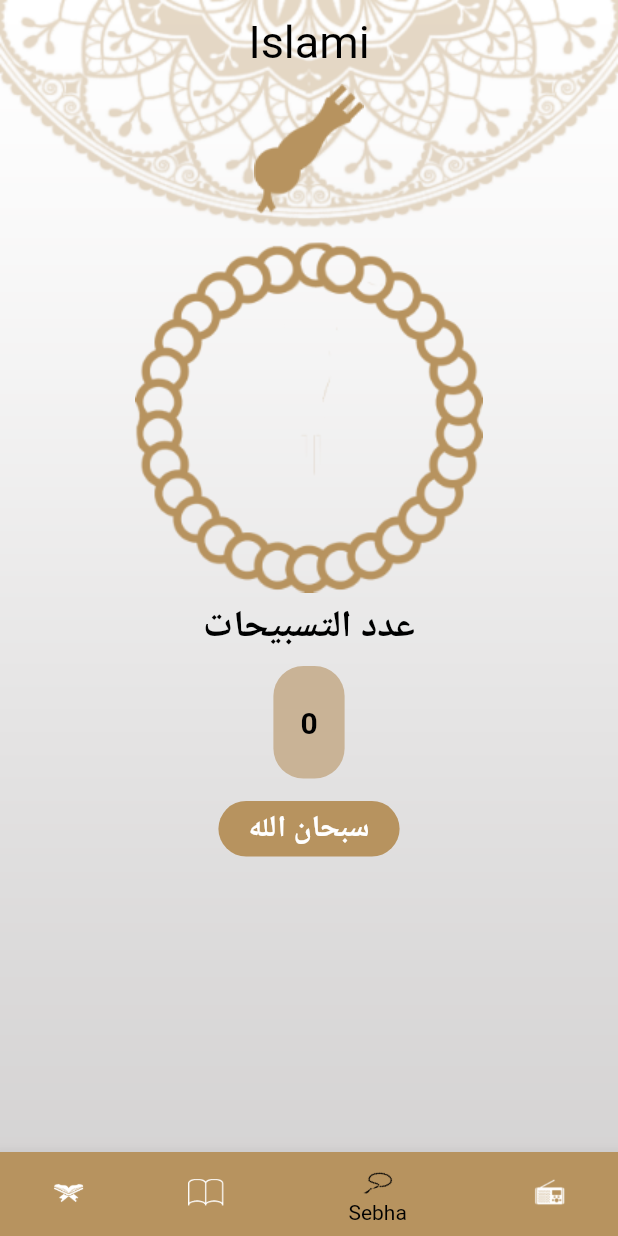
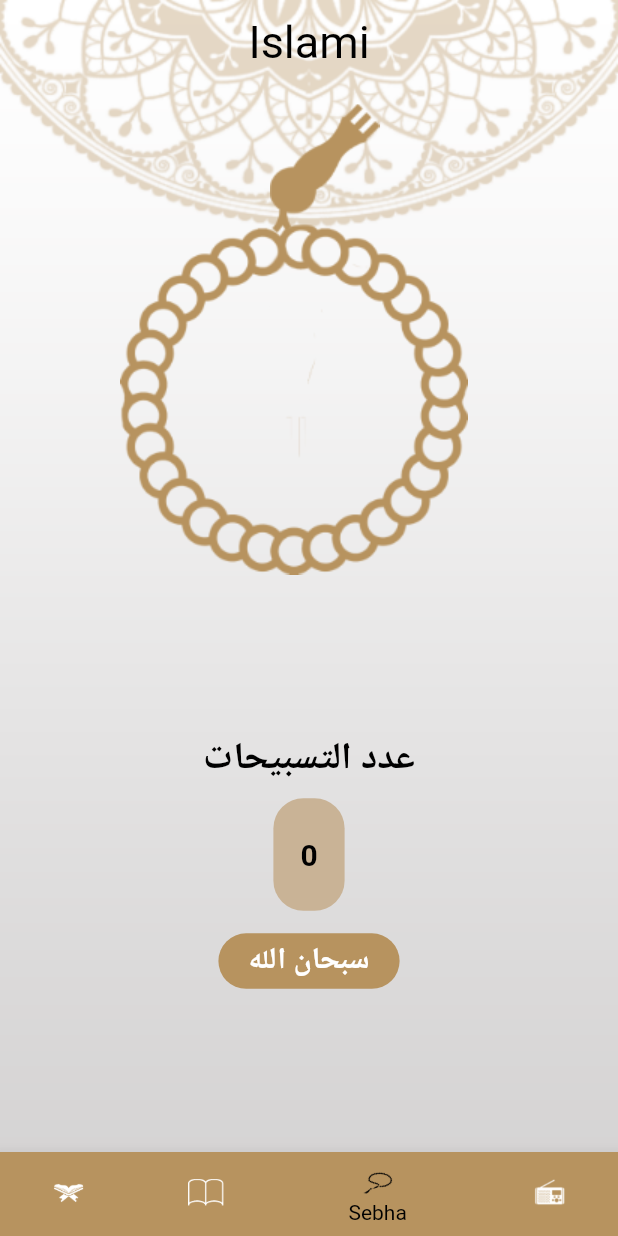
Before and after one commit to mohamednabiltraining/islami-sun-c4, a Flutter app: the screen it shows after launch, item 3 of the bottom bar chosen, on a phone screen of 412 x 824 dp. Run offline on Flutter 3.47's test engine with Material 2 defaults, Android fonts, the phone set to English and light mode, and no system bars; generated files the repository leaves out were written again.

Commit message:
Added feature tasbeh

```diff
--- a/lib/home/hadeth/HadtehTab.dart
+++ b/lib/home/hadeth/HadtehTab.dart
@@ -69,6 +69,5 @@ class _HadethTabState extends State<HadethTab> {
 class HadethItem {
   String title;
   String content;
-
   HadethItem(this.title, this.content);
 }
--- a/lib/home/tasbeh/TasbehTab.dart
+++ b/lib/home/tasbeh/TasbehTab.dart
@@ -1,6 +1,6 @@
 import 'package:flutter/material.dart';
 import 'package:islami_sun/main.dart';
-
+import 'dart:math';
 class Seb7a extends StatefulWidget {
   @override
   _Seb7aState createState() => _Seb7aState();
@@ -30,21 +30,35 @@ class _Seb7aState extends State<Seb7a> {
   @override
   Widget build(BuildContext context) {
     TextState();
-    return Center(
-      child: Column(
+    return Column(
       children: [
-          InkWell(
+        Expanded(
+          flex: 3,
+          child: InkWell(
             onTap:  _incrementCounter,
-            child:  Column(
+            child: Stack(
               children: [
-                Image.asset('assets/images/head_sebha_logo.png'),
-                 Transform.rotate(
-                  angle: rotateValue*((22/7)/180),
+                Positioned(
+                  top: 13,
+                    left: 180,
+                    child: Image.asset('assets/images/head_sebha_logo.png')),
+                   Positioned(
+                     top: 93,
+                     left: 80,
+                     child: Transform.rotate(
+                  angle: rotateValue*(pi/180),
                   child: Image.asset('assets/images/body_of_seb7a.png'),
+                ),
                    ),
               ],
             ),
           ),
+        ),
+         // Expanded(child: SizedBox(height: 10,)),
+          Expanded(
+            flex: 2,
+            child: Column(
+              children: [
                 Container(
                   margin: EdgeInsets.all(5),
                   child: Text(
@@ -92,6 +106,8 @@ class _Seb7aState extends State<Seb7a> {
                 ),
               ],
             ),
+          ),
+      ],
     );
   }
 
```
Lines whose indentation alone changed are shown as unchanged.
